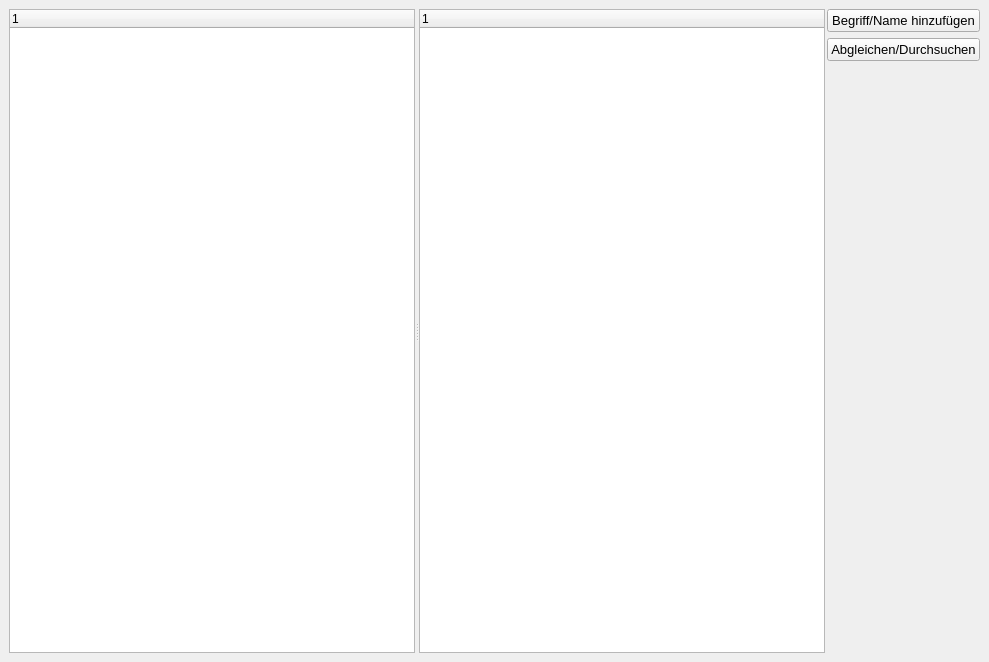
Qt form src/gui/mainWindow.ui (joshuapeaceman/open_colonial_street_names) before a commit.
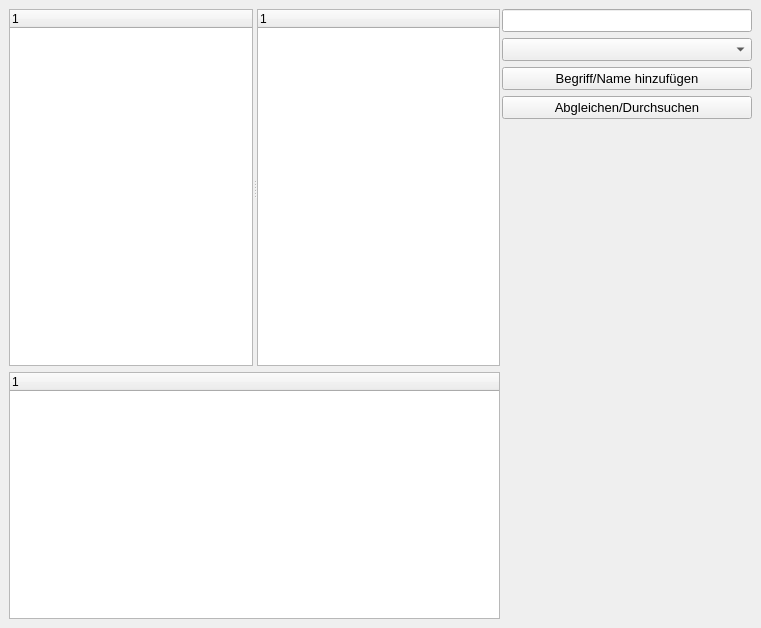
The same form after that commit.

Diff of the .ui file:
```diff
--- a/src/gui/mainWindow.ui
+++ b/src/gui/mainWindow.ui
@@ -6,8 +6,8 @@
    <rect>
     <x>0</x>
     <y>0</y>
-    <width>989</width>
-    <height>662</height>
+    <width>761</width>
+    <height>628</height>
    </rect>
   </property>
   <property name="windowTitle">
@@ -18,6 +18,9 @@
     <property name="leftMargin">
      <number>9</number>
     </property>
+    <property name="topMargin">
+     <number>9</number>
+    </property>
     <property name="rightMargin">
      <number>9</number>
     </property>
@@ -25,7 +28,37 @@
      <number>2</number>
     </property>
     <item row="0" column="1">
-     <widget class="QPushButton" name="pushButton">
+     <widget class="QLineEdit" name="name_begriff">
+      <property name="sizePolicy">
+       <sizepolicy hsizetype="Fixed" vsizetype="Fixed">
+        <horstretch>0</horstretch>
+        <verstretch>0</verstretch>
+       </sizepolicy>
+      </property>
+      <property name="minimumSize">
+       <size>
+        <width>250</width>
+        <height>0</height>
+       </size>
+      </property>
+      <property name="maximumSize">
+       <size>
+        <width>250</width>
+        <height>16777215</height>
+       </size>
+      </property>
+      <property name="font">
+       <font>
+        <pointsize>10</pointsize>
+       </font>
+      </property>
+      <property name="toolTip">
+       <string>Name oder Begriff</string>
+      </property>
+     </widget>
+    </item>
+    <item row="2" column="1">
+     <widget class="QPushButton" name="add">
       <property name="font">
        <font>
         <pointsize>10</pointsize>
@@ -36,8 +69,8 @@
       </property>
      </widget>
     </item>
-    <item row="1" column="1">
-     <widget class="QPushButton" name="pushButton_2">
+    <item row="3" column="1">
+     <widget class="QPushButton" name="search">
       <property name="font">
        <font>
         <pointsize>10</pointsize>
@@ -48,20 +81,7 @@
       </property>
      </widget>
     </item>
-    <item row="2" column="1">
-     <spacer name="verticalSpacer">
-      <property name="orientation">
-       <enum>Qt::Vertical</enum>
-      </property>
-      <property name="sizeHint" stdset="0">
-       <size>
-        <width>20</width>
-        <height>40</height>
-       </size>
-      </property>
-     </spacer>
-    </item>
-    <item row="0" column="0" rowspan="3">
+    <item row="0" column="0" rowspan="5">
      <widget class="QSplitter" name="splitter">
       <property name="orientation">
        <enum>Qt::Horizontal</enum>
@@ -100,6 +120,40 @@
       </widget>
      </widget>
     </item>
+    <item row="1" column="1">
+     <widget class="QComboBox" name="kategorie">
+      <property name="font">
+       <font>
+        <pointsize>10</pointsize>
+       </font>
+      </property>
+      <property name="toolTip">
+       <string>Kategorie</string>
+      </property>
+     </widget>
+    </item>
+    <item row="5" column="0">
+     <widget class="QTreeWidget" name="treeWidget">
+      <column>
+       <property name="text">
+        <string notr="true">1</string>
+       </property>
+      </column>
+     </widget>
+    </item>
+    <item row="4" column="1">
+     <spacer name="verticalSpacer">
+      <property name="orientation">
+       <enum>Qt::Vertical</enum>
+      </property>
+      <property name="sizeHint" stdset="0">
+       <size>
+        <width>20</width>
+        <height>40</height>
+       </size>
+      </property>
+     </spacer>
+    </item>
    </layout>
   </widget>
  </widget>
```
Left out of the diff: 2 changed lines with no effect on the pictures.
